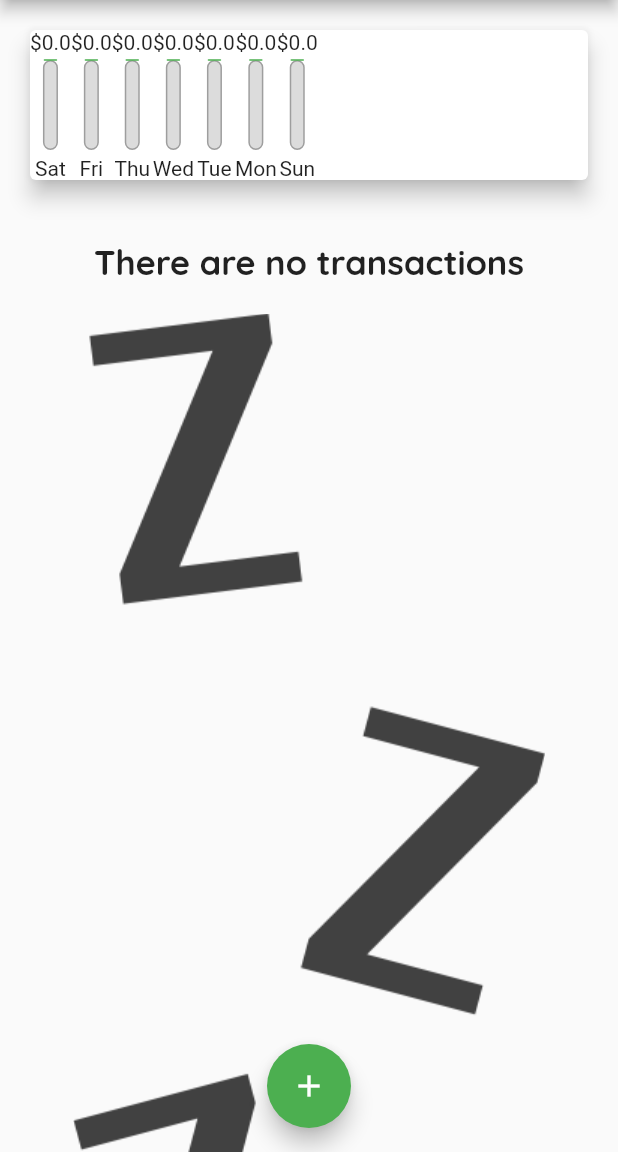
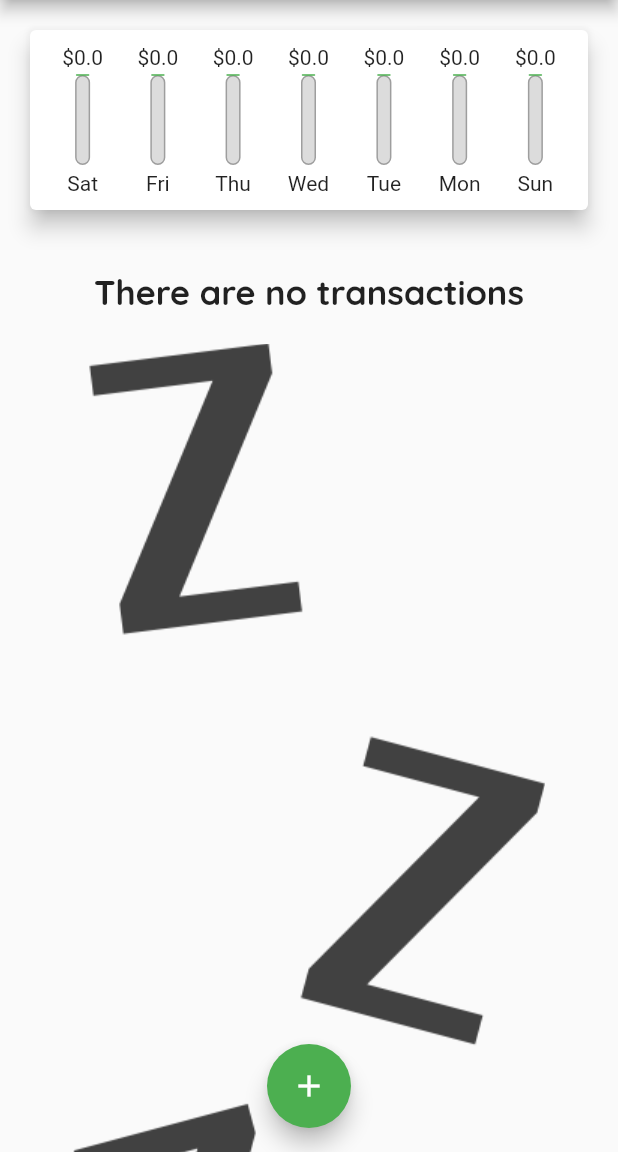
Before and after one commit to RichFlair/expenses-app, a Flutter app: the screen it shows after launch, on a phone screen of 412 x 824 dp, the part 84-1236 px from its top. Run offline on Flutter 3.47's test engine with Material 2 defaults, Android fonts, the phone set to English and light mode, and no system bars.

Commit message:
simple touches

```diff
--- a/lib/widgets/chart.dart
+++ b/lib/widgets/chart.dart
@@ -40,8 +40,12 @@ class Chart extends StatelessWidget {
     return Card(
       elevation: 6,
       margin: const EdgeInsets.all(20),
+      child: Padding(
+        padding: const EdgeInsets.all(10.0),
         child: Row(
-          children: groupedTransactionValue.map((e) {
+          mainAxisAlignment: MainAxisAlignment.spaceAround,
+          children: groupedTransactionValue.map(
+            (e) {
               return ChartBar(
                 label: e['day'].toString(),
                 price: e['amount'] as double,
@@ -49,7 +53,10 @@ class Chart extends StatelessWidget {
                     ? 0.0
                     : (e['amount'] as double) / overAllAmount,
               );
-      }).toList()),
+            },
+          ).toList(),
+        ),
+      ),
     );
   }
 }
```
Lines whose indentation alone changed are shown as unchanged.
